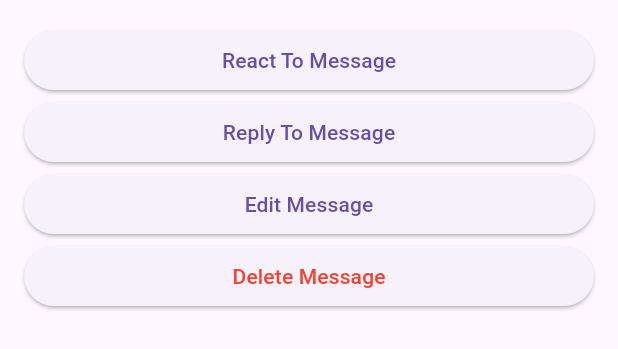
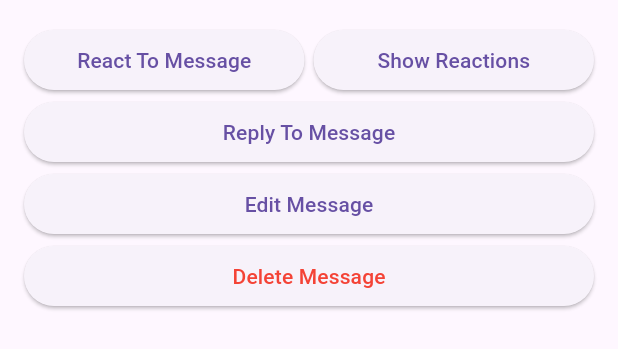
Before and after one commit to PHxii256/flutter-chat-app, a Flutter app: the MessageOptionsMenu widget shown alone on an empty page, opened directly with empty values, on a phone screen of 412 x 824 dp. Shown: the top 349 px of the screen. Run offline on Flutter 3.47's test engine with Material 3 defaults, Android fonts, the phone set to English and light mode, and no system bars; our stand-ins replace emoji_picker_flutter, flutter_riverpod, material_symbols_icons, riverpod_annotation, socket_io_client; generated files the repository leaves out were written again.

Commit message:
reaction viewer added

```diff
--- a/chat_app/lib/views/components/message_options_menu.dart
+++ b/chat_app/lib/views/components/message_options_menu.dart
@@ -6,11 +6,12 @@ import 'package:flutter/material.dart';
 class MessageOptionsMenu extends StatelessWidget {
   final Function(MessageData msg) deleteMessage;
   final Function(MessageData msg) editMsg;
-  final Function(MessageData msg, String emoji) reactToMsg;
   final Function(MessageData repliedToMsg) replyToMsg;
   final Function(InputToast toast) onShowToast;
   final Function() onCloseToast;
-  final Function(MessageData message) onShowEmojiPicker; // Add callback for emoji picker
+  final Function(MessageData message) onShowReactions;
+
+  final Function(MessageData message) onShowEmojiPicker;
   final TextEditingController textController;
   final MessageData message;
   final String username;
@@ -25,8 +26,8 @@ class MessageOptionsMenu extends StatelessWidget {
     required this.message,
     required this.editMsg,
     required this.replyToMsg,
-    required this.reactToMsg,
-    required this.onShowEmojiPicker, // Add to constructor
+    required this.onShowEmojiPicker,
+    required this.onShowReactions,
   });
 
   bool isOwnMessage(MessageData msg) => msg.username == username;
@@ -39,12 +40,29 @@ class MessageOptionsMenu extends StatelessWidget {
         child: ListView(
           padding: EdgeInsets.all(16),
           children: [
-            ElevatedButton(
-              onPressed: () {
-                Navigator.pop(context); // Close options menu first
-                onShowEmojiPicker(message); // Call parent callback
-              },
-              child: Text('React To Message'),
+            Row(
+              mainAxisSize: MainAxisSize.max,
+              children: [
+                Expanded(
+                  child: ElevatedButton(
+                    onPressed: () {
+                      Navigator.pop(context); // Close options menu first
+                      onShowEmojiPicker(message); // Call parent callback
+                    },
+                    child: Text('React To Message'),
+                  ),
+                ),
+                SizedBox(width: 6),
+                Expanded(
+                  child: ElevatedButton(
+                    onPressed: () {
+                      Navigator.pop(context); // Close options menu first
+                      onShowReactions(message); // Call parent callback
+                    },
+                    child: Text('Show Reactions'),
+                  ),
+                ),
+              ],
             ),
             ElevatedButton(
               onPressed: () {
```
Also changed, not shown: chat_app/lib/views/components/reactions_viewer.dart (added, +121 -0 lines), chat_app/lib/views/pages/chat_room_page.dart (+25 -7 lines).
